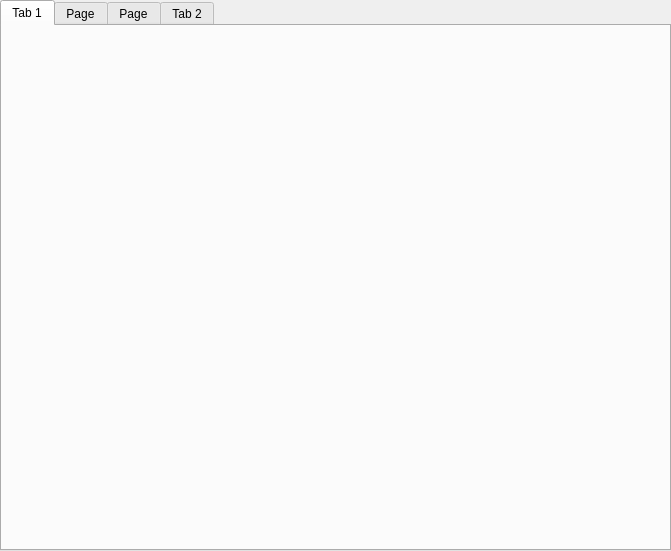
Old version of the form umalauncher/ui/test_preferences.ui in the repository KevinVG207/UmaLauncher.
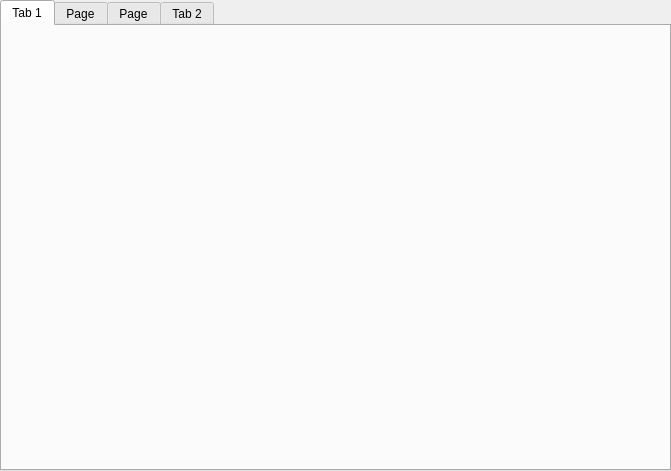
New version of the form.

Patch:
```diff
--- a/umalauncher/ui/test_preferences.ui
+++ b/umalauncher/ui/test_preferences.ui
@@ -7,7 +7,7 @@
     <x>0</x>
     <y>0</y>
     <width>671</width>
-    <height>551</height>
+    <height>471</height>
    </rect>
   </property>
   <property name="windowTitle">
@@ -19,7 +19,7 @@
      <x>0</x>
      <y>0</y>
      <width>671</width>
-     <height>551</height>
+     <height>471</height>
     </rect>
    </property>
    <property name="currentIndex">
```
